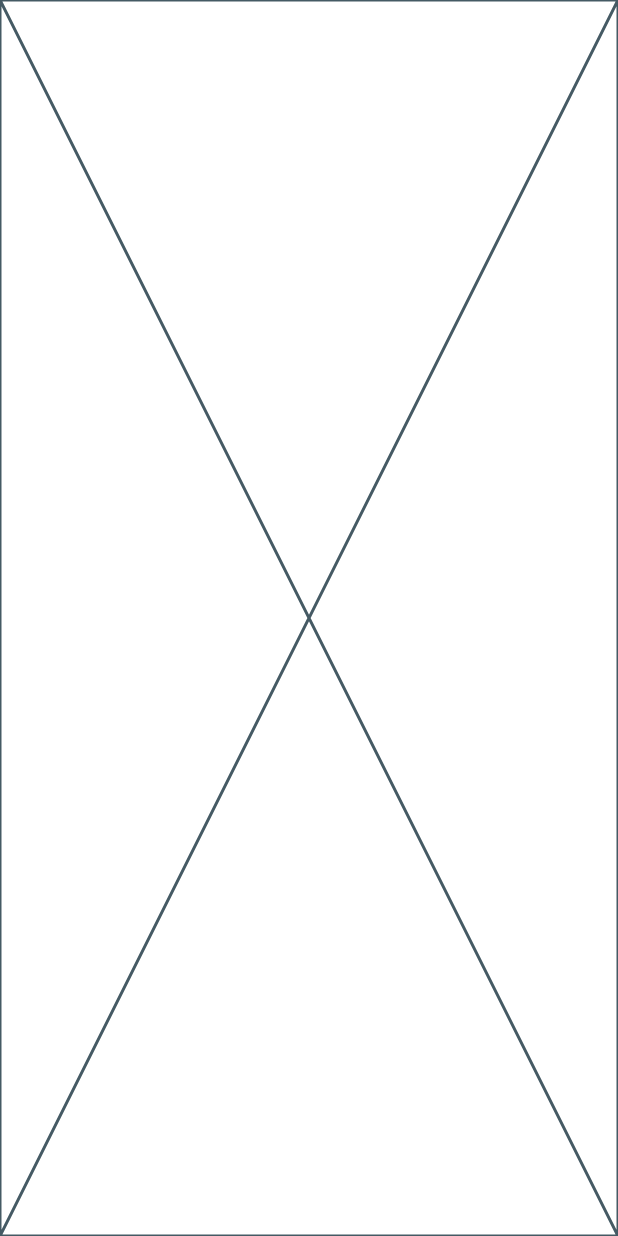
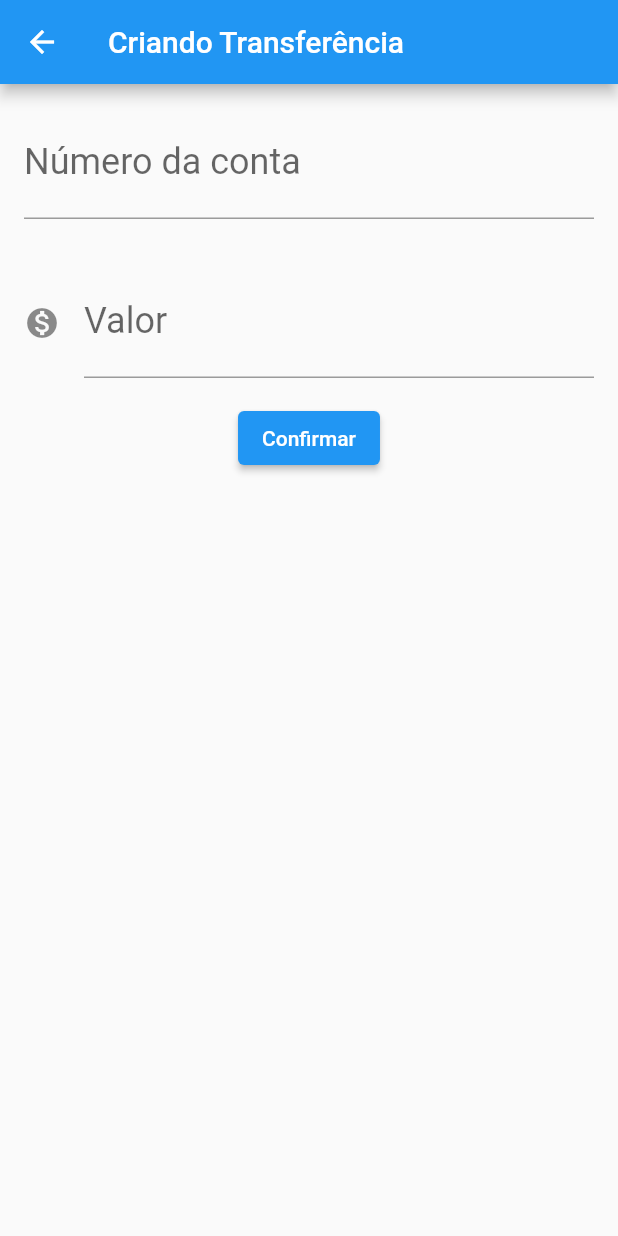
Before and after one commit to DouglasLeal/curso-flutter-criando-um-app-alura, a Flutter app: the screen it shows after launch, after a tap on the "add" icon, on a phone screen of 412 x 824 dp. Run offline on Flutter 3.47's test engine with Material 2 defaults, Android fonts, the phone set to English and light mode, and no system bars.

Commit message:
FormularioTransferenciaPage concluida

```diff
--- a/lib/components/editor.dart
+++ b/lib/components/editor.dart
@@ -20,7 +20,7 @@ class Editor extends StatelessWidget {
       padding: const EdgeInsets.all(16),
       child: TextField(
         controller: controlador,
-        style: TextStyle(fontSize: 24),
+        style: const TextStyle(fontSize: 24),
         decoration: InputDecoration(
           icon: icone != null ? Icon(icone) : null,
           labelText: rotulo,
--- a/lib/pages/formulario_transferencia_page.dart
+++ b/lib/pages/formulario_transferencia_page.dart
@@ -1,15 +1,70 @@
+import 'package:alura1/models/Transferencia.dart';
 import 'package:flutter/material.dart';
+
+import '../components/editor.dart';
+
+const _tituloAppBar = "Criando Transferência";
+
+const _rotuloValor = "Valor";
+const _dicaValor = "0.00";
+
+const _rotuloNumeroConta = "Número da conta";
+const _dicaNumeroConta = "0000";
+
+const _textoBotaoConfirmar = "Confirmar";
 
 class FormularioTransferenciaPage extends StatefulWidget {
   const FormularioTransferenciaPage({Key? key}) : super(key: key);
 
   @override
-  State<FormularioTransferenciaPage> createState() => _FormularioTransferenciaPageState();
+  State<FormularioTransferenciaPage> createState() =>
+      _FormularioTransferenciaPageState();
 }
 
-class _FormularioTransferenciaPageState extends State<FormularioTransferenciaPage> {
+class _FormularioTransferenciaPageState
+    extends State<FormularioTransferenciaPage> {
+  final TextEditingController _controladorNumeroConta = TextEditingController();
+  final TextEditingController _controladorValor = TextEditingController();
+
   @override
   Widget build(BuildContext context) {
-    return const Placeholder();
+    return Scaffold(
+      appBar: AppBar(
+        title: const Text(_tituloAppBar),
+      ),
+      body: SingleChildScrollView(
+        child: Column(
+          children: [
+            Editor(
+              controlador: _controladorNumeroConta,
+              dica: _dicaNumeroConta,
+              rotulo: _rotuloNumeroConta,
+            ),
+            Editor(
+              controlador: _controladorValor,
+              dica: _dicaValor,
+              rotulo: _rotuloValor,
+              icone: Icons.monetization_on,
+            ),
+            ElevatedButton(
+              onPressed: () {
+                _criarTransferencia(context);
+              },
+              child: const Text(_textoBotaoConfirmar),
+            ),
+          ],
+        ),
+      ),
+    );
+  }
+
+  void _criarTransferencia(BuildContext context){
+    final int? numeroConta = int.tryParse(_controladorNumeroConta.text);
+    final double? valor = double.tryParse(_controladorValor.text);
+
+    if(numeroConta != null && valor != null){
+      final transferenciaCriada = Transferencia(valor, numeroConta);
+      Navigator.pop(context, transferenciaCriada);
+    }
   }
 }
--- a/lib/pages/lista_transferencias_page.dart
+++ b/lib/pages/lista_transferencias_page.dart
@@ -20,10 +20,12 @@ class _ListaTransferenciasPageState extends State<ListaTransferenciasPage> {
     return Scaffold(
       appBar: AppBar(title: const Text(_tituloAppBar)),
       floatingActionButton: FloatingActionButton(
-        onPressed: () {
-          Navigator.push(context, MaterialPageRoute(builder: (context){
+        onPressed: () async {
+          Transferencia transferenciaRecebida = await Navigator.push(context, MaterialPageRoute(builder: (context){
             return FormularioTransferenciaPage();
           }));
+
+          _atualiza(transferenciaRecebida);
         },
         child: const Icon(Icons.add),
       ),
@@ -34,6 +36,14 @@ class _ListaTransferenciasPageState extends State<ListaTransferenciasPage> {
             return ItemTransferencia(transferencia);
           },)
     );
+  }
+
+  void _atualiza(Transferencia transferenciaRecebida){
+    if(transferenciaRecebida != null){
+      setState(() {
+        widget._transferencias.add(transferenciaRecebida);
+      });
+    }
   }
 }
 
```
